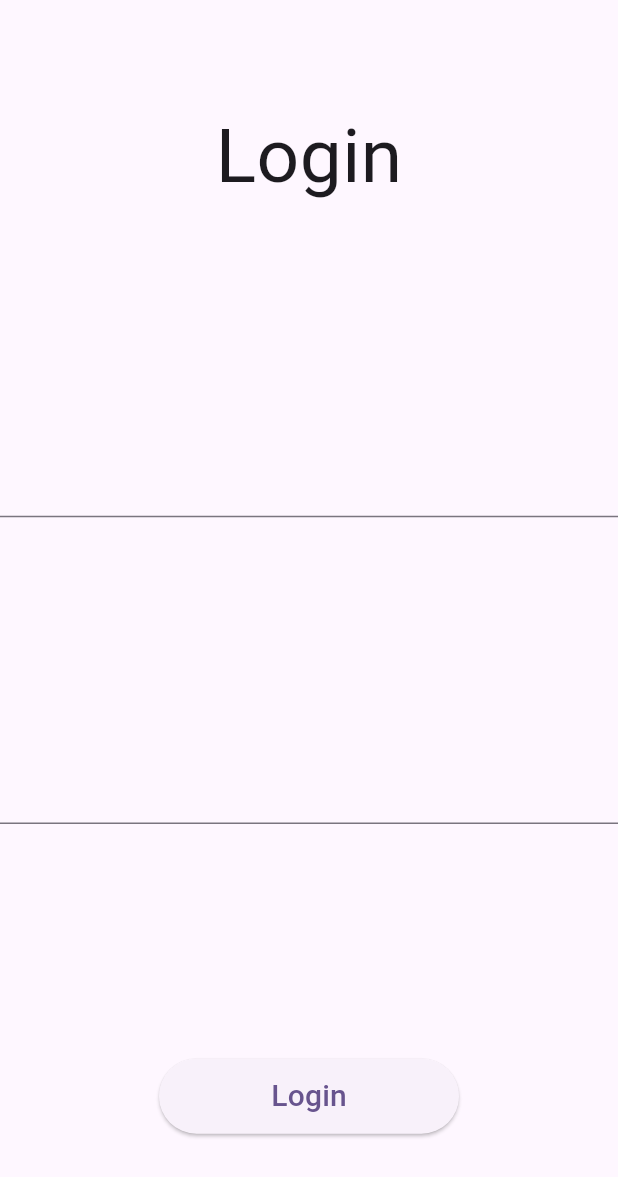
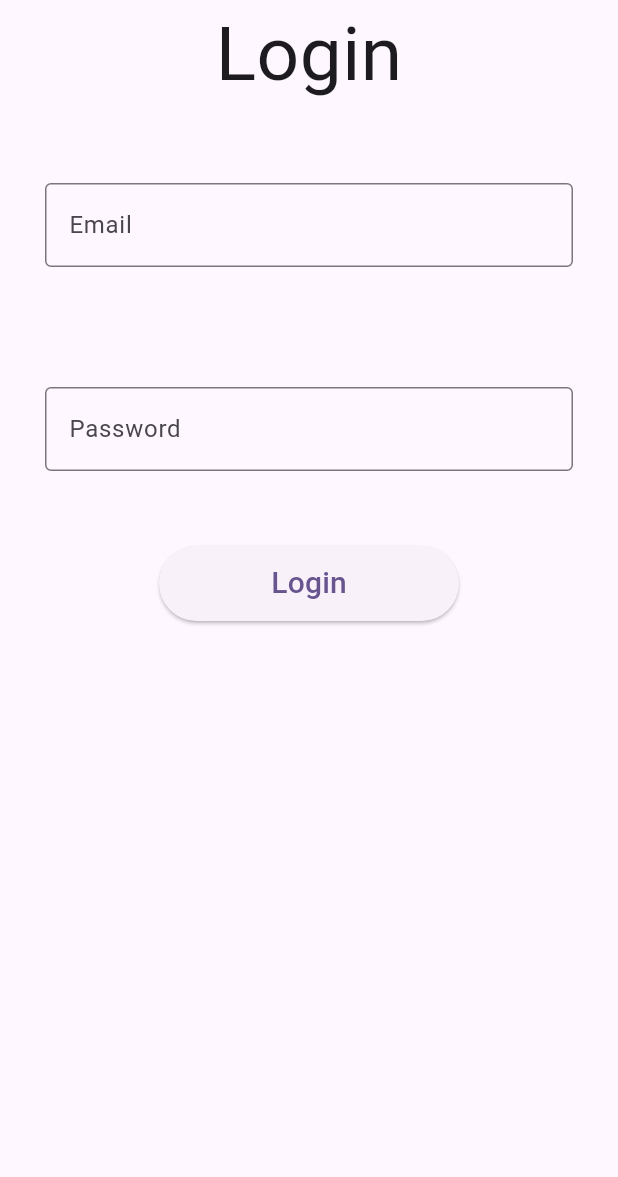
Before and after one commit to Pathum-Vimukthi/ToDo_App, a Flutter app: the screen it shows after launch, on a phone screen of 412 x 824 dp. Shown: the top 1177 px of the screen. Run offline on Flutter 3.47's test engine with Material 3 defaults, Android fonts, the phone set to English and light mode, and no system bars.

```diff
--- a/lib/screen/home_page.dart
+++ b/lib/screen/home_page.dart
@@ -5,26 +5,50 @@ class HomePage extends StatelessWidget {
 
   @override
   Widget build(BuildContext context) {
+    TextEditingController email = TextEditingController();
+    TextEditingController password = TextEditingController();
+
     return Scaffold(
       body: SafeArea(
         child: Center(
           child: Column(
-            mainAxisAlignment: MainAxisAlignment.spaceEvenly,
+            //mainAxisAlignment: MainAxisAlignment.spaceEvenly,
             children: [
               const Text(
                 'Login',
                 style: TextStyle(fontSize: 50),
               ),
               const SizedBox(height: 20),
-              const TextField(),
+              Padding(
+                padding: const EdgeInsets.all(30),
+                child: TextField(
+                  decoration: const InputDecoration(
+                    hintText: 'Email',
+                    border: OutlineInputBorder(),
+                  ),
+                  controller: email,
+                ),
+              ),
               const SizedBox(height: 20),
-              const TextField(),
+              Padding(
+                padding: const EdgeInsets.all(30),
+                child: TextField(
+                  obscureText: true,
+                  decoration: const InputDecoration(
+                    hintText: 'Password',
+                    border: OutlineInputBorder(),
+                  ),
+                  controller: password,
+                ),
+              ),
               const SizedBox(height: 20),
               SizedBox(
                 width: 200,
                 height: 50,
                 child: ElevatedButton(
-                  onPressed: () {},
+                  onPressed: () {
+                    if (email.text == 'admin' && password.text == 'admin') {}
+                  },
                   child: const Text(
                     "Login",
                     style: TextStyle(fontSize: 20),
```
Also changed, not shown: lib/screen/todo_page.dart (added, +19 -0 lines).
